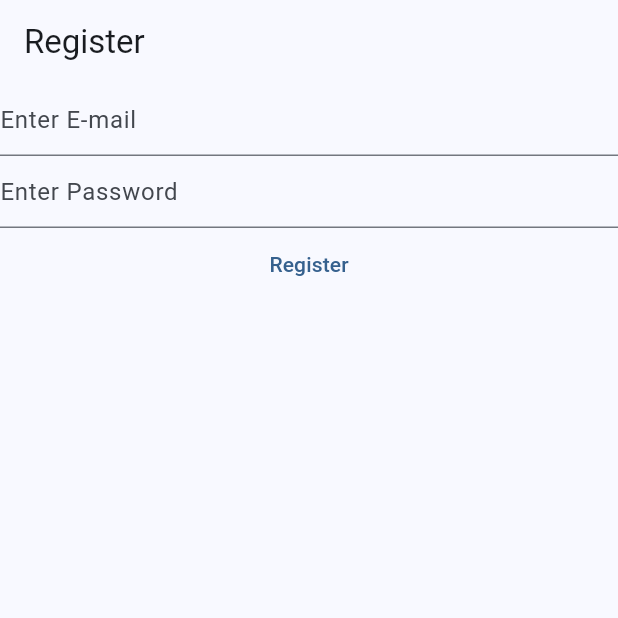
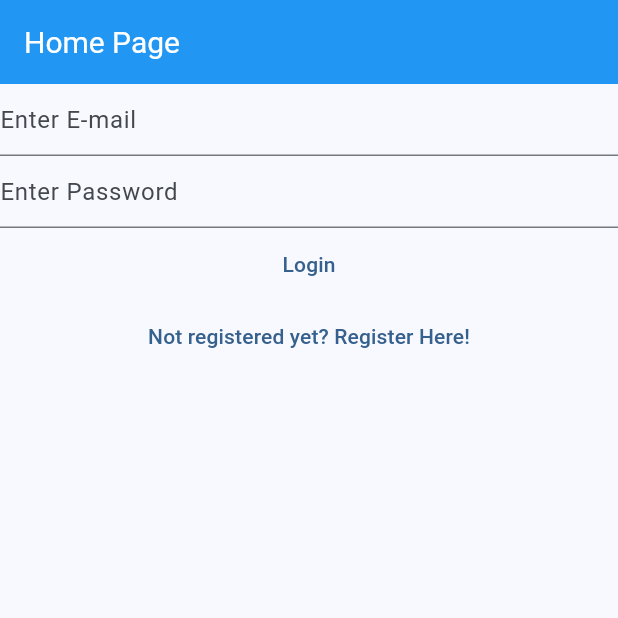
Before and after one commit to ArunKushhhh/Flutter-NotesApp, a Flutter app: the screen it shows after launch, on a phone screen of 412 x 824 dp, the top half of it. Run offline on Flutter 3.47's test engine with Material 3 defaults, Android fonts, the phone set to English and light mode, and no system bars; our stand-ins replace firebase_auth, firebase_core; accounts and stored records are empty.

Commit message:
Handled Errors/ Email Verification
Signed-off-by: ArunKushhhh <arunkushwaha_230604@aitpune.edu.in>

```diff
--- a/lib/main.dart
+++ b/lib/main.dart
@@ -1,7 +1,9 @@
+import 'package:firebase_auth/firebase_auth.dart';
 import 'package:firebase_core/firebase_core.dart';
 import 'package:flutter/material.dart';
-import 'package:firebase_auth/firebase_auth.dart';
-import 'firebase_options.dart';
+import 'package:mynotes/firebase_options.dart';
+import 'package:mynotes/views/login_view.dart';
+import 'package:mynotes/views/register_view.dart';
 
 void main() {
   WidgetsFlutterBinding.ensureInitialized();
@@ -15,42 +17,27 @@ void main() {
         useMaterial3: true,
       ),
       home: const HomePage(),
+      routes: {
+        '/login/': (context) => const LoginView(),
+        '/register/': (context) => const RegisterView()
+      },
     ),
   );
 }
 
-class HomePage extends StatefulWidget {
+class HomePage extends StatelessWidget {
   const HomePage({super.key});
-
-  @override
-  State<HomePage> createState() => _HomePageState();
-}
-
-class _HomePageState extends State<HomePage> {
-  //late: although the variable does not have a value now but i promise to assign it a value before it is used.
-  late final TextEditingController _email;
-  late final TextEditingController _password;
-
-  @override
-  void initState() {
-    _email = TextEditingController();
-    _password = TextEditingController();
-    super.initState();
-  }
-
-  // everytime the homepage goes out of the memory, we need to dispose these values
-  @override
-  void dispose() {
-    _email.dispose();
-    _password.dispose();
-    super.dispose();
-  }
 
   @override
   Widget build(BuildContext context) {
     return Scaffold(
       appBar: AppBar(
-        title: const Text("Register"),
+        title: const Text("Home Page"),
+        backgroundColor: Colors.blue,
+        titleTextStyle: const TextStyle(
+          color: Colors.white,
+          fontSize: 20,
+        ),
       ),
       body: FutureBuilder(
         future: Firebase.initializeApp(
@@ -59,37 +46,32 @@ class _HomePageState extends State<HomePage> {
         builder: (context, snapshot) {
           switch (snapshot.connectionState) {
             case ConnectionState.done:
-              return Column(
-                children: [
-                  TextField(
-                    controller: _email,
-                    enableSuggestions: false,
-                    autocorrect: false,
-                    keyboardType: TextInputType.emailAddress,
-                    decoration: const InputDecoration(hintText: "Enter E-mail"),
-                  ),
-                  TextField(
-                    controller: _password,
-                    obscureText: true,
-                    enableSuggestions: false,
-                    autocorrect: false,
-                    decoration:
-                        const InputDecoration(hintText: "Enter Password"),
-                  ),
-                  TextButton(
-                      onPressed: () async {
-                        // await Firebase.initializeApp(
-                        //    options: DefaultFirebaseOptions.currentPlatform,
-                        //  );
-                        final email = _email.text;
-                        final password = _password.text;
-                        final UserCredential = await FirebaseAuth.instance
-                            .createUserWithEmailAndPassword(
-                                email: email, password: password);
-                      },
-                      child: const Text("Register")),
-                ],
-              );
+              // //getting the current user
+              // final user = FirebaseAuth.instance.currentUser;
+              // print(user);
+
+              // //emailVerified is a boolean value that indicates whether the user's email has been verified i.e. the user has clicked on the verification link sent to their email
+              // //the condition checks: 1. if the user is logged in, the condition is true
+              // //2. if no user is logged in (user is null), or if the user's email is not verified(emailVerified is false), the condition is false
+              // if (user?.emailVerified ?? false) {
+              //   // print("You are a verified user");
+              //   return const Text("Done");
+              // } else {
+              //   // print("You need to verify your email");
+
+              //   //we are using navigator here to push _VerifyEmailView into the hompage if the user is not verified
+              //   //However it is not suggested to push something into a FutureBuilder
+
+              //   // Navigator.of(context).push(MaterialPageRoute(
+              //   //     builder: (context) => const _VerifyEmailView()));
+
+              //   //after repalcing scaffold with column for a builder to be returned, we now need to replace the navigator with returning only _VerifyEmailView();
+              //   return const _VerifyEmailView();
+              //   //hence, instead of pushing a whole new screen into out app, we are just pushing content of the new screen into the current screen.
+              // }
+
+              return const LoginView();
+
             default:
               return const Text("Loading...");
           }
@@ -98,3 +80,29 @@ class _HomePageState extends State<HomePage> {
     );
   }
 }
+
+class _VerifyEmailView extends StatefulWidget {
+  const _VerifyEmailView({super.key});
+
+  @override
+  State<_VerifyEmailView> createState() => _VerifyEmailViewState();
+}
+
+class _VerifyEmailViewState extends State<_VerifyEmailView> {
+  @override
+  Widget build(BuildContext context) {
+    return Column(
+      children: [
+        const Text("Please Verify your  Email Addresss"),
+        TextButton(
+            onPressed: () async {
+              final user = FirebaseAuth.instance.currentUser;
+              // user.sendEmailVerification();
+              await user?.sendEmailVerification();
+              //if we actually want the future to be executed, we need to await on it
+            },
+            child: const Text("Send Email Verification"))
+      ],
+    );
+  }
+}
--- /dev/null
+++ b/lib/views/login_view.dart
@@ -0,0 +1,96 @@
+import 'package:firebase_auth/firebase_auth.dart';
+import 'package:flutter/material.dart';
+
+class LoginView extends StatefulWidget {
+  const LoginView({super.key});
+
+  @override
+  State<LoginView> createState() => _LoginViewState();
+}
+
+class _LoginViewState extends State<LoginView> {
+  //late: although the variable does not have a value now but i promise to assign it a value before it is used.
+  late final TextEditingController _email;
+  late final TextEditingController _password;
+
+  @override
+  void initState() {
+    _email = TextEditingController();
+    _password = TextEditingController();
+    super.initState();
+  }
+
+  // everytime the homepage goes out of the memory, we need to dispose these values
+  @override
+  void dispose() {
+    _email.dispose();
+    _password.dispose();
+    super.dispose();
+  }
+
+  @override
+  Widget build(BuildContext context) {
+    return Column(
+      children: [
+        // //Email Input Field
+        TextField(
+          controller: _email,
+          enableSuggestions: false,
+          autocorrect: false,
+          keyboardType: TextInputType.emailAddress,
+          decoration: const InputDecoration(hintText: "Enter E-mail"),
+        ),
+
+        //Password Input Field
+        TextField(
+          controller: _password,
+          obscureText: true,
+          enableSuggestions: false,
+          autocorrect: false,
+          decoration: const InputDecoration(hintText: "Enter Password"),
+        ),
+
+        // Login Button
+        TextButton(
+            onPressed: () async {
+              // await Firebase.initializeApp(
+              //    options: DefaultFirebaseOptions.currentPlatform,
+              //  );
+              final email = _email.text;
+              final password = _password.text;
+              try {
+                final userCredential = await FirebaseAuth.instance
+                    .signInWithEmailAndPassword(
+                        email: email, password: password);
+                print(userCredential);
+              }
+              //the type of excpetion is identified using the e.runtimeType method
+              on FirebaseAuthException catch (e) {
+                // print(e.code);
+                if (e.code == 'user-not-found') {
+                  print("User not found");
+                } else if (e.code == 'invalid-credential') {
+                  print("Wrong Password- invalid login credentials");
+                  // print(e.code);
+                }
+              }
+              // catch (e) {
+              //   print("Something bad happended");
+              //   print(e.runtimeType);
+              //   print(e);
+              // }
+            },
+            child: const Text("Login")),
+
+        TextButton(
+            onPressed: () {
+              Navigator.of(context).pushNamedAndRemoveUntil(
+                '/register/',
+                (route) => false,
+              );
+            },
+            child: Text("Not registered yet? Register Here!"))
+      ],
+    );
+  }
+}
```
Also changed, not shown: lib/views/register_view.dart (added, +86 -0 lines).
